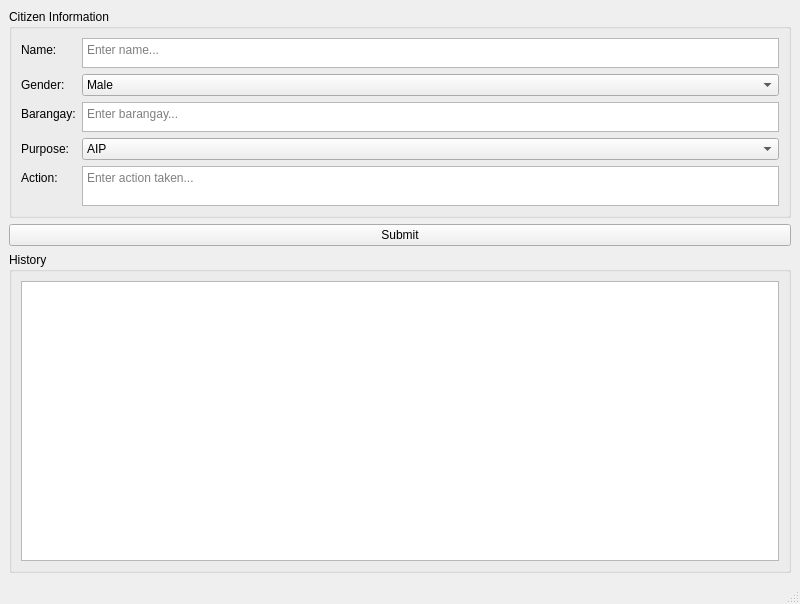
Before: the Qt Designer form mainwindow.ui in joe-ed/CPDSO-Barangay-Assistance-Log, drawn with Qt 5.
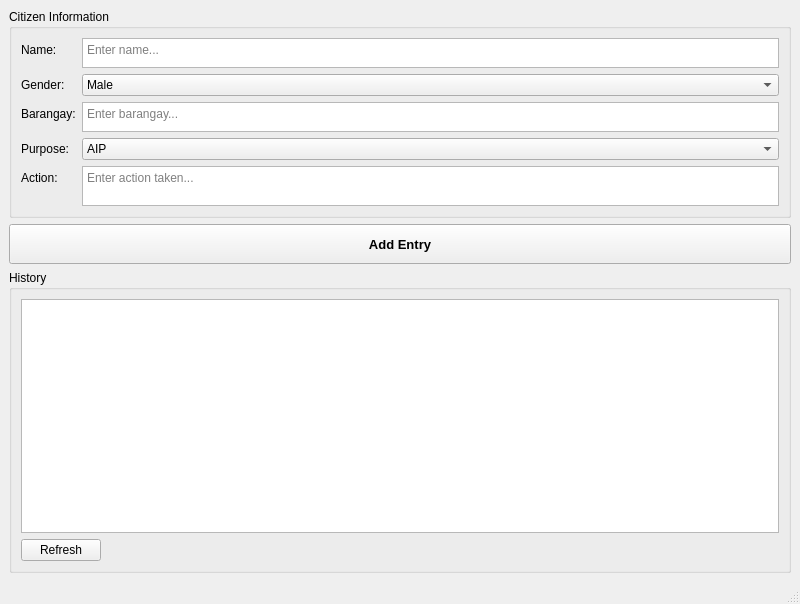
After: the same form once the commit is applied.

The edit to the form file:
```diff
--- a/mainwindow.ui
+++ b/mainwindow.ui
@@ -159,11 +159,23 @@
       <property name="sizePolicy">
        <sizepolicy hsizetype="Minimum" vsizetype="Fixed">
         <horstretch>0</horstretch>
-        <verstretch>100</verstretch>
+        <verstretch>0</verstretch>
        </sizepolicy>
       </property>
+      <property name="minimumSize">
+       <size>
+        <width>0</width>
+        <height>40</height>
+       </size>
+      </property>
+      <property name="font">
+       <font>
+        <pointsize>10</pointsize>
+        <bold>true</bold>
+       </font>
+      </property>
       <property name="text">
-       <string>Submit</string>
+       <string>Add Entry</string>
       </property>
      </widget>
     </item>
@@ -180,6 +192,30 @@
          </property>
         </widget>
        </item>
+       <item>
+        <layout class="QHBoxLayout" name="horizontalLayout">
+         <item>
+          <widget class="QPushButton" name="refreshButton">
+           <property name="text">
+            <string>Refresh</string>
+           </property>
+          </widget>
+         </item>
+         <item>
+          <spacer name="horizontalSpacer">
+           <property name="orientation">
+            <enum>Qt::Orientation::Horizontal</enum>
+           </property>
+           <property name="sizeHint" stdset="0">
+            <size>
+             <width>40</width>
+             <height>20</height>
+            </size>
+           </property>
+          </spacer>
+         </item>
+        </layout>
+       </item>
       </layout>
      </widget>
     </item>
```
